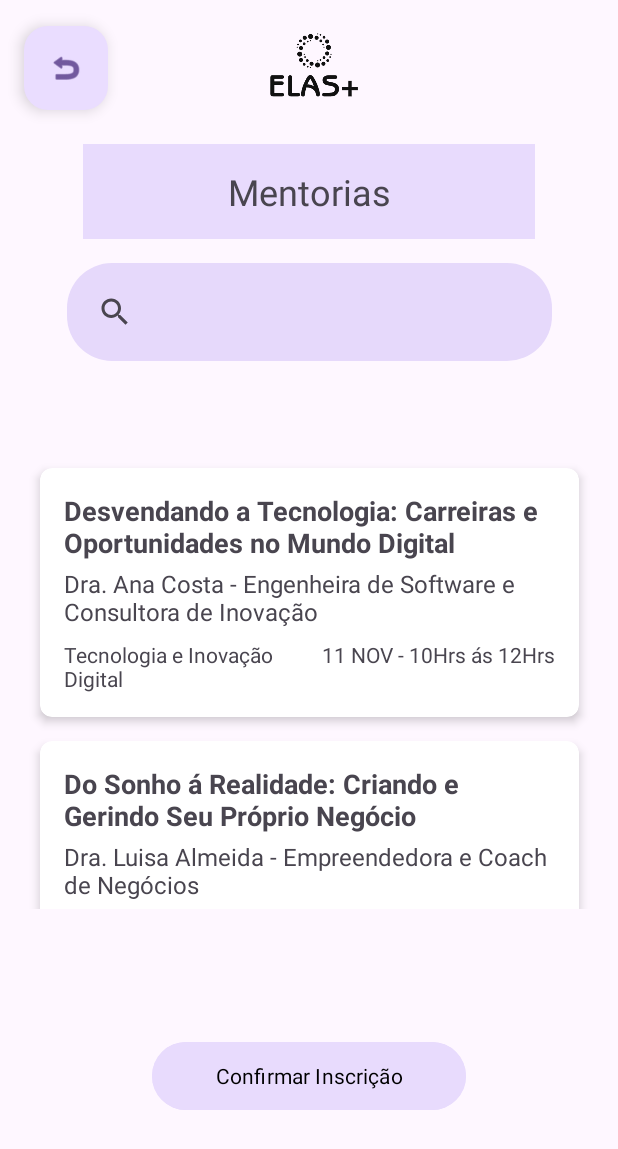
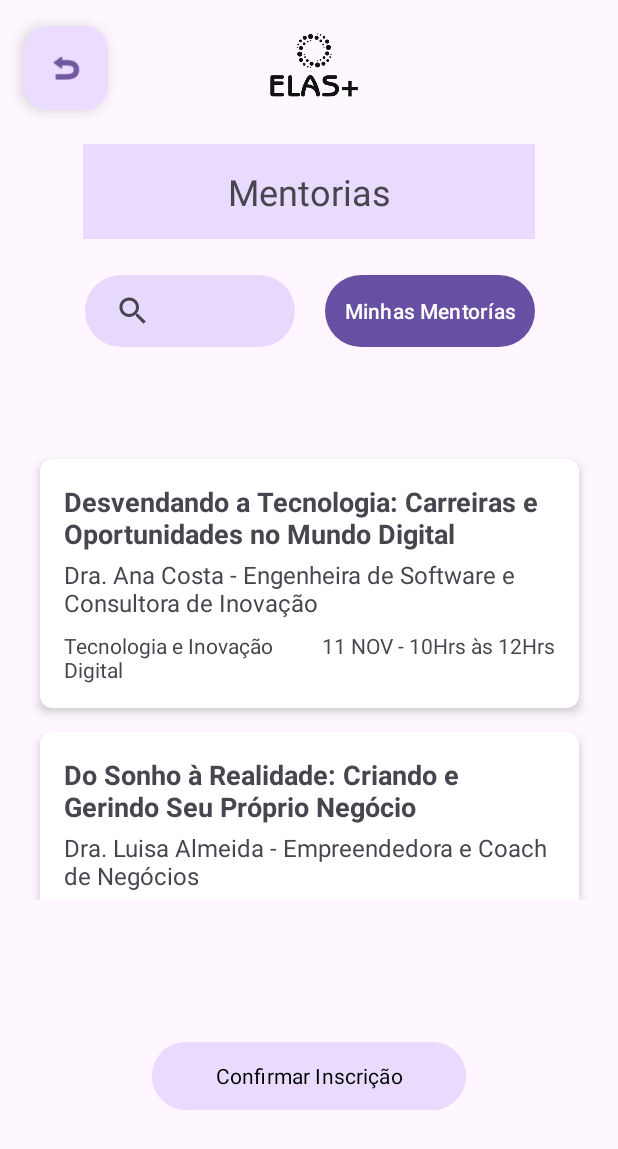
Before and after one commit to WECTI-ONU/elas, an Android app: the telamentorias screen opened directly, with no data from a screen before it, on a phone screen of 412 x 824 dp. Shown: the top 1149 px of the screen. Run offline under Robolectric (Android 15) with nearby library versions, the phone set to English and light mode, and no system bars; Roboto replaces fonts that are not available here.

Commit message:
02/10/24 Fiz As mentorias selecionada ir para a tela de minhas mentorias arrumei a imagem da tela principal que estava com a letra maiuscula, criação de uma classe nova em java a MinhasMentorias.java modificação no AndroidManifest.xml que foi a adição do MinhasMentorias
somente aprimorar o layout :)

```diff
--- a/app/src/main/java/br/com/edu/unicid/wectielas/MentoriaAdapter.java
+++ b/app/src/main/java/br/com/edu/unicid/wectielas/MentoriaAdapter.java
@@ -9,35 +9,35 @@ import androidx.annotation.NonNull;
 import androidx.cardview.widget.CardView;
 import androidx.recyclerview.widget.RecyclerView;
 
+import java.util.ArrayList;
 import java.util.List;
 
 public class MentoriaAdapter extends RecyclerView.Adapter<MentoriaAdapter.MentoriaViewHolder> {
     private List<Mentoria> mentorias;
     private OnItemClickListener listener;
 
+    // Construtor que aceita uma lista de mentorias
     public MentoriaAdapter(List<Mentoria> mentorias, OnItemClickListener listener) {
-        this.mentorias = mentorias;
+        this.mentorias = (mentorias != null) ? mentorias : new ArrayList<>(); // Inicializa com uma lista vazia se for null
         this.listener = listener;
-    }
-
-    public MentoriaAdapter(List<Mentoria> mentorias) {
     }
 
     @NonNull
     @Override
-    public MentoriaViewHolder onCreateViewHolder(@NonNull ViewGroup parent, int viewType) {View itemView = LayoutInflater.from(parent.getContext()).inflate(R.layout.item_mentoria, parent, false); // Replace with your layout file
+    public MentoriaViewHolder onCreateViewHolder(@NonNull ViewGroup parent, int viewType) {
+        View itemView = LayoutInflater.from(parent.getContext()).inflate(R.layout.item_mentoria, parent, false);
         return new MentoriaViewHolder(itemView);
     }
 
     @Override
     public void onBindViewHolder(@NonNull MentoriaViewHolder holder, int position) {
         Mentoria mentoria = mentorias.get(position);
-        holder.bind(mentoria, listener);
+        holder.bind(mentoria, listener); // Usa o listener correto
     }
 
     @Override
     public int getItemCount() {
-        return mentorias.size();
+        return mentorias.size(); // Isso não deve causar NullPointerException agora
     }
 
     static class MentoriaViewHolder extends RecyclerView.ViewHolder {
@@ -62,17 +62,11 @@ public class MentoriaAdapter extends RecyclerView.Adapter<MentoriaAdapter.Mentor
             data.setText(mentoria.getData());
             horario.setText(mentoria.getHorario());
 
-            itemView.setOnClickListener(v -> listener.onItemClick(mentoria));
+            itemView.setOnClickListener(v -> listener.onItemClick(mentoria)); // Corrigido para chamar o método correto
         }
     }
 
     public interface OnItemClickListener {
-        void onItemClick(Mentoria mentoria);
-    }
-
-    public class OnMentoriaClickListener {
-        public void onMentoriaClick(Mentoria mentoria) {
-
-        }
+        void onItemClick(Mentoria mentoria); // Método para lidar com o clique
     }
 }
--- a/app/src/main/java/br/com/edu/unicid/wectielas/telamentorias.java
+++ b/app/src/main/java/br/com/edu/unicid/wectielas/telamentorias.java
@@ -2,6 +2,7 @@ package br.com.edu.unicid.wectielas;
 
 import android.content.Intent;
 import android.os.Bundle;
+import android.os.Parcelable;
 import android.view.View;
 import android.widget.Button;
 import android.widget.Toast;
@@ -28,19 +29,18 @@ public class telamentorias extends AppCompatActivity implements MentoriaAdapter.
         setContentView(R.layout.activity_telamentorias);
 
         // Inicializar RecyclerView
-        recyclerView = findViewById(R.id.recyclerViewMentorias); // Ajustado para o ID correto do seu layout
+        recyclerView = findViewById(R.id.recyclerViewMentorias);
         recyclerView.setLayoutManager(new LinearLayoutManager(this));
 
         // Criar lista de mentorias
         mentorias = new ArrayList<>();
-        mentorias.add(new Mentoria("Desvendando a Tecnologia: Carreiras e Oportunidades no Mundo Digital", "Dra. Ana Costa - Engenheira de Software e Consultora de Inovação", "Tecnologia e Inovação Digital", "11 NOV - 10Hrs ás 12Hrs"));
-        mentorias.add(new Mentoria("Do Sonho á Realidade: Criando e Gerindo Seu Próprio Negócio", "Dra. Luisa Almeida - Empreendedora e Coach de Negócios", "Empreendedorismo e Gestão de Negócios", "12 NOV - 15Hrs ás 17Hrs"));
-        mentorias.add(new Mentoria("Independência Financeira para Mulheres: Construindo o Futuro", "Dra. Carla Martins - Consultora Financeira","Finanças Pessoais e Planejamento Financeiro", "14NOV - 9Hrs às 11Hrs"));
-        mentorias.add(new Mentoria("Liderança e Protagonismo Feminino: Conquistando Seu Espaço", "Dra. Sofia Ribeiro - Executiva de Recursos Humanos","Liderança Feminina", "15NOV - 18Hrs às 20Hrs"));
-        mentorias.add(new Mentoria("Equilíbrio Emocional e Carreira: Como Gerenciar o Estresse", "Dra. Mariana Oliveira - Psicóloga","Especialidade: Saúde Mental e Bem-Estar", "16NOV - 14Hrs às 16Hrs"));
-        mentorias.add(new Mentoria("Marketing para Mulheres Empreendedoras: Conquistando Clientes Online", "Dra. Juliana Antunes - Especialista Em Markeing Digital"," Marketing Digital e Redes Sociais", "17NOV - 16Hrs às 18Hrs"));
-        mentorias.add(new Mentoria("Explorando o Mundo Acadêmico: Caminhos e Oportunidades", "Dra. Paula Mendes - Professora Universitaria","Carreira Acadêmica e Pesquisa", "19NOV - 10Hrs às 12Hrs"));
-
+        mentorias.add(new Mentoria("Desvendando a Tecnologia: Carreiras e Oportunidades no Mundo Digital", "Dra. Ana Costa - Engenheira de Software e Consultora de Inovação", "Tecnologia e Inovação Digital", "11 NOV - 10Hrs às 12Hrs"));
+        mentorias.add(new Mentoria("Do Sonho à Realidade: Criando e Gerindo Seu Próprio Negócio", "Dra. Luisa Almeida - Empreendedora e Coach de Negócios", "Empreendedorismo e Gestão de Negócios", "12 NOV - 15Hrs às 17Hrs"));
+        mentorias.add(new Mentoria("Independência Financeira para Mulheres: Construindo o Futuro", "Dra. Carla Martins - Consultora Financeira", "Finanças Pessoais e Planejamento Financeiro", "14 NOV - 9Hrs às 11Hrs"));
+        mentorias.add(new Mentoria("Liderança e Protagonismo Feminino: Conquistando Seu Espaço", "Dra. Sofia Ribeiro - Executiva de Recursos Humanos", "Liderança Feminina", "15 NOV - 18Hrs às 20Hrs"));
+        mentorias.add(new Mentoria("Equilíbrio Emocional e Carreira: Como Gerenciar o Estresse", "Dra. Mariana Oliveira - Psicóloga", "Especialidade: Saúde Mental e Bem-Estar", "16 NOV - 14Hrs às  16Hrs"));
+        mentorias.add(new Mentoria("Marketing para Mulheres Empreendedoras: Conquistando Clientes Online", "Dra. Juliana Antunes - Especialista Em Marketing Digital", "Marketing Digital e Redes Sociais", "17 NOV - 16Hrs às 18Hrs"));
+        mentorias.add(new Mentoria("Explorando o Mundo Acadêmico: Caminhos e Oportunidades", "Dra. Paula Mendes - Professora Universitária", "Carreira Acadêmica e Pesquisa", "19 NOV - 10Hrs às 12Hrs"));
 
         // Configurar adapter
         adapter = new MentoriaAdapter(mentorias, this);
@@ -55,6 +55,7 @@ public class telamentorias extends AppCompatActivity implements MentoriaAdapter.
             }
         });
 
+        // Botão de voltar
         FloatingActionButton btnVoltar = findViewById(R.id.btnvoltar6);
         btnVoltar.setOnClickListener(new View.OnClickListener() {
             @Override
@@ -62,6 +63,16 @@ public class telamentorias extends AppCompatActivity implements MentoriaAdapter.
                 Intent intent = new Intent(telamentorias.this, telaprincipal.class);
                 startActivity(intent);
                 finish();
+            }
+        });
+
+        // Botão para Minhas Mentorías
+        Button btnMinhasMentorias = findViewById(R.id.btnMinhasMentorias);
+        btnMinhasMentorias.setOnClickListener(new View.OnClickListener() {
+            @Override
+            public void onClick(View v) {
+                Intent intent = new Intent(telamentorias.this, MinhasMentorias.class);
+                startActivity(intent);
             }
         });
     }
@@ -74,18 +85,31 @@ public class telamentorias extends AppCompatActivity implements MentoriaAdapter.
     }
 
     private void confirmarInscricao() {
-        boolean algumaSelecionada = false;
+        List<Mentoria> mentoriasSelecionadas = new ArrayList<>();
+
         for (Mentoria mentoria : mentorias) {
             if (mentoria.isSelected()) {
-                algumaSelecionada = true;
-                break;
+                mentoriasSelecionadas.add(mentoria);
             }
         }
 
-        if (algumaSelecionada) {
+        if (!mentoriasSelecionadas.isEmpty()) {
             Toast.makeText(this, "Inscrição confirmada!", Toast.LENGTH_SHORT).show();
+
+            // Criar Intent para a tela Minhas Mentorías
+            Intent intent = new Intent(telamentorias.this, MinhasMentorias.class);
+            intent.putParcelableArrayListExtra("MENTORIAS_INSCRITAS", (ArrayList<? extends Parcelable>) mentoriasSelecionadas);
+            startActivityForResult(intent, 1); // Usando startActivityForResult
         } else {
             Toast.makeText(this, "Selecione pelo menos uma mentoria", Toast.LENGTH_SHORT).show();
         }
     }
+
+    @Override
+    protected void onActivityResult(int requestCode, int resultCode, Intent data) {
+        super.onActivityResult(requestCode, resultCode, data);
+        if (requestCode == 1 && resultCode == RESULT_OK) {
+            // Aqui você pode fazer algo se necessário quando retornar da tela de "Minhas Mentorías"
+        }
+    }
 }
--- a/app/src/main/res/layout/activity_telamentorias.xml
+++ b/app/src/main/res/layout/activity_telamentorias.xml
@@ -14,8 +14,8 @@
         android:layout_height="match_parent"
         tools:context=".telamentorias"
         tools:ignore="DuplicateIds"
-        tools:layout_editor_absoluteX="16dp"
-        tools:layout_editor_absoluteY="37dp">
+        tools:layout_editor_absoluteX="28dp"
+        tools:layout_editor_absoluteY="16dp">
 
         <Button
             android:id="@+id/btnConfirmarInscricao2"
@@ -45,13 +45,14 @@
 
         <SearchView
             android:id="@+id/searchView"
-            android:layout_width="323dp"
-            android:layout_height="65dp"
-            android:layout_marginTop="16dp"
+            android:layout_width="140dp"
+            android:layout_height="48dp"
+            android:layout_marginTop="24dp"
             android:background="@drawable/rounded_search_background"
             android:padding="8dp"
             app:iconifiedByDefault="false"
             app:layout_constraintEnd_toEndOf="parent"
+            app:layout_constraintHorizontal_bias="0.209"
             app:layout_constraintStart_toStartOf="parent"
             app:layout_constraintTop_toBottomOf="@+id/textView15"
             app:queryHint="Buscar..." />
@@ -71,6 +72,20 @@
             app:layout_constraintTop_toTopOf="parent"
             tools:ignore="MissingConstraints" />
 
+        <Button
+            android:id="@+id/btnMinhasMentorias"
+            android:layout_width="140dp"
+            android:layout_height="48dp"
+            android:layout_marginTop="24dp"
+            android:background="@drawable/rounded_search_background"
+            android:padding="8dp"
+            android:text="Minhas Mentorías"
+            app:iconifiedByDefault="false"
+            app:layout_constraintEnd_toEndOf="parent"
+            app:layout_constraintHorizontal_bias="0.797"
+            app:layout_constraintStart_toStartOf="parent"
+            app:layout_constraintTop_toBottomOf="@+id/textView15" />
+
     </androidx.constraintlayout.widget.ConstraintLayout>
 
     <com.google.android.material.floatingactionbutton.FloatingActionButton
@@ -84,7 +99,8 @@
         app:layout_constraintStart_toStartOf="parent"
         app:layout_constraintTop_toTopOf="parent"
         app:layout_constraintVertical_bias="0.023"
-        app:srcCompat="@android:drawable/ic_menu_revert" />
+        app:srcCompat="@android:drawable/ic_menu_revert"
+        tools:ignore="SpeakableTextPresentCheck" />
 
     <ImageView
         android:id="@+id/imageView8"
--- a/app/src/main/res/layout/activity_telaprincipal.xml
+++ b/app/src/main/res/layout/activity_telaprincipal.xml
@@ -5,7 +5,7 @@
     android:id="@+id/telaprincipal"
     android:layout_width="match_parent"
     android:layout_height="match_parent"
-    android:background="@drawable/teladeFundo"
+    android:background="@drawable/teladefundo"
     tools:context=".telaprincipal">
 
     <ImageView
```
Also changed, not shown: app/src/main/AndroidManifest.xml (+8 -0 lines), app/src/main/java/br/com/edu/unicid/wectielas/Mentoria.java (+39 -1 lines), app/src/main/java/br/com/edu/unicid/wectielas/MentoriaViewHolder.java (+6 -6 lines), app/src/main/java/br/com/edu/unicid/wectielas/MinhasMentorias.java (added, +52 -0 lines), app/src/main/res/layout/activity_inscricao_mentoria.xml (+46 -24 lines), app/src/main/res/drawable/teladeFundo.png (deleted), app/src/main/res/drawable/teladefundo.png (added).
